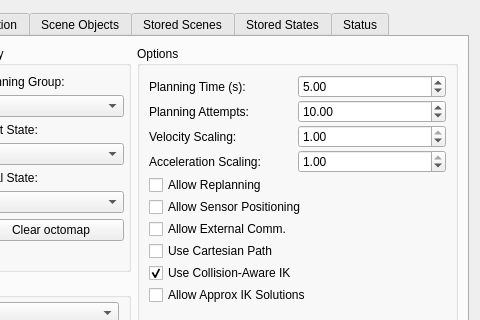
Before: the Qt Designer form moveit_ros/visualization/motion_planning_rviz_plugin/src/ui/motion_planning_rviz_plugin_frame.ui in moveit/moveit, drawn with Qt 5; both pictures show x 212 to 692 and y 0 to 320 of the 692 by 414 pixel window.
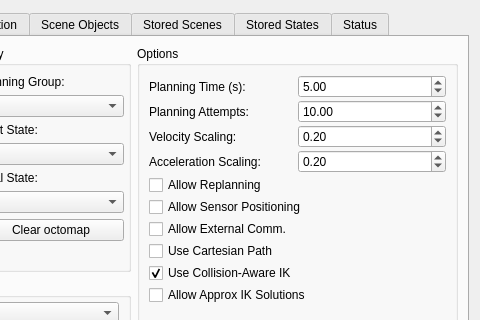
After: the same form once the commit is applied. The open tabs and pages were chosen to show the change. Custom widgets are drawn as their Qt base class.

Commit message: Reduce default velocity and acceleration scaling to 0.2

The edit to the form file:
```diff
--- a/moveit_ros/visualization/motion_planning_rviz_plugin/src/ui/motion_planning_rviz_plugin_frame.ui
+++ b/moveit_ros/visualization/motion_planning_rviz_plugin/src/ui/motion_planning_rviz_plugin_frame.ui
@@ -641,7 +641,7 @@
                <double>0.010000000000000</double>
               </property>
               <property name="value">
-               <double>1.000000000000000</double>
+               <double>0.200000000000000</double>
               </property>
              </widget>
             </item>
@@ -668,7 +668,7 @@
                <double>0.010000000000000</double>
               </property>
               <property name="value">
-               <double>1.000000000000000</double>
+               <double>0.200000000000000</double>
               </property>
              </widget>
             </item>
```
The commit also changes 1 other file.
